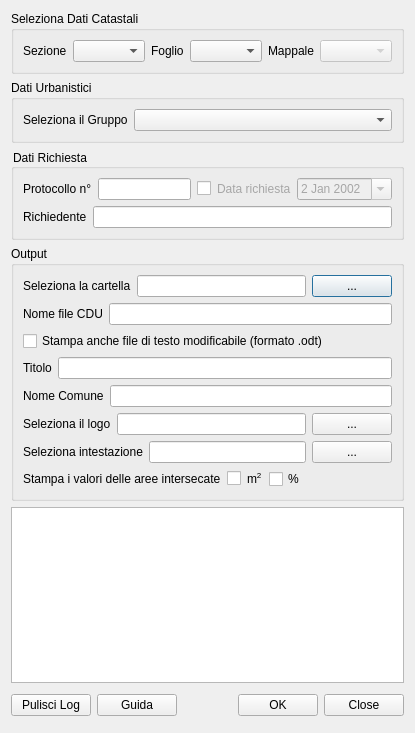
Above: cdu_creator_dialog_base.ui from gtergeomatica/PLUGIN_CDU_CREATOR before the change. Below: the same form after it.
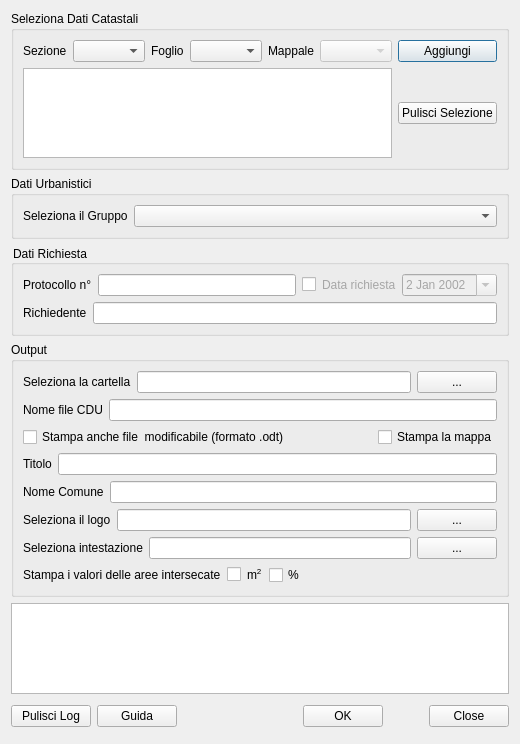
That is the form after the change.

Commit message: added multiselection function

```diff
--- a/cdu_creator_dialog_base.ui
+++ b/cdu_creator_dialog_base.ui
@@ -6,14 +6,14 @@
    <rect>
     <x>0</x>
     <y>0</y>
-    <width>415</width>
-    <height>733</height>
+    <width>476</width>
+    <height>744</height>
    </rect>
   </property>
   <property name="windowTitle">
    <string>CDU Creator</string>
   </property>
-  <layout class="QHBoxLayout" name="horizontalLayout_18">
+  <layout class="QHBoxLayout" name="horizontalLayout_19">
    <item>
     <layout class="QVBoxLayout" name="verticalLayout_3">
      <item>
@@ -23,6 +23,8 @@
        </property>
        <layout class="QHBoxLayout" name="horizontalLayout_2">
         <item>
+         <layout class="QGridLayout" name="gridLayout">
+          <item row="0" column="0">
          <layout class="QHBoxLayout" name="horizontalLayout">
           <item>
            <widget class="QLabel" name="label_9">
@@ -83,6 +85,25 @@
           </item>
          </layout>
         </item>
+          <item row="0" column="1">
+           <widget class="QPushButton" name="addButton">
+            <property name="text">
+             <string>Aggiungi</string>
+            </property>
+           </widget>
+          </item>
+          <item row="1" column="0">
+           <widget class="QTextBrowser" name="textParticelle"/>
+          </item>
+          <item row="1" column="1">
+           <widget class="QPushButton" name="clearSelButton">
+            <property name="text">
+             <string>Pulisci Selezione</string>
+            </property>
+           </widget>
+          </item>
+         </layout>
+        </item>
        </layout>
       </widget>
      </item>
@@ -227,7 +248,7 @@
        <property name="title">
         <string>Output</string>
        </property>
-       <layout class="QHBoxLayout" name="horizontalLayout_17">
+       <layout class="QHBoxLayout" name="horizontalLayout_18">
         <item>
          <layout class="QVBoxLayout" name="verticalLayout">
           <item>
@@ -272,11 +293,35 @@
            </layout>
           </item>
           <item>
+           <layout class="QHBoxLayout" name="horizontalLayout_17">
+            <item>
            <widget class="QCheckBox" name="odtCheckBox">
             <property name="text">
-             <string>Stampa anche file di testo modificabile (formato .odt)</string>
-            </property>
-           </widget>
+               <string>Stampa anche file  modificabile (formato .odt)</string>
+              </property>
+             </widget>
+            </item>
+            <item>
+             <spacer name="horizontalSpacer_3">
+              <property name="orientation">
+               <enum>Qt::Horizontal</enum>
+              </property>
+              <property name="sizeHint" stdset="0">
+               <size>
+                <width>28</width>
+                <height>20</height>
+               </size>
+              </property>
+             </spacer>
+            </item>
+            <item>
+             <widget class="QCheckBox" name="mapCheckBox">
+              <property name="text">
+               <string>Stampa la mappa</string>
+              </property>
+             </widget>
+            </item>
+           </layout>
           </item>
           <item>
            <layout class="QHBoxLayout" name="horizontalLayout_5">
```
Lines whose indentation alone changed are shown as unchanged. The commit also changes 1 other file.
